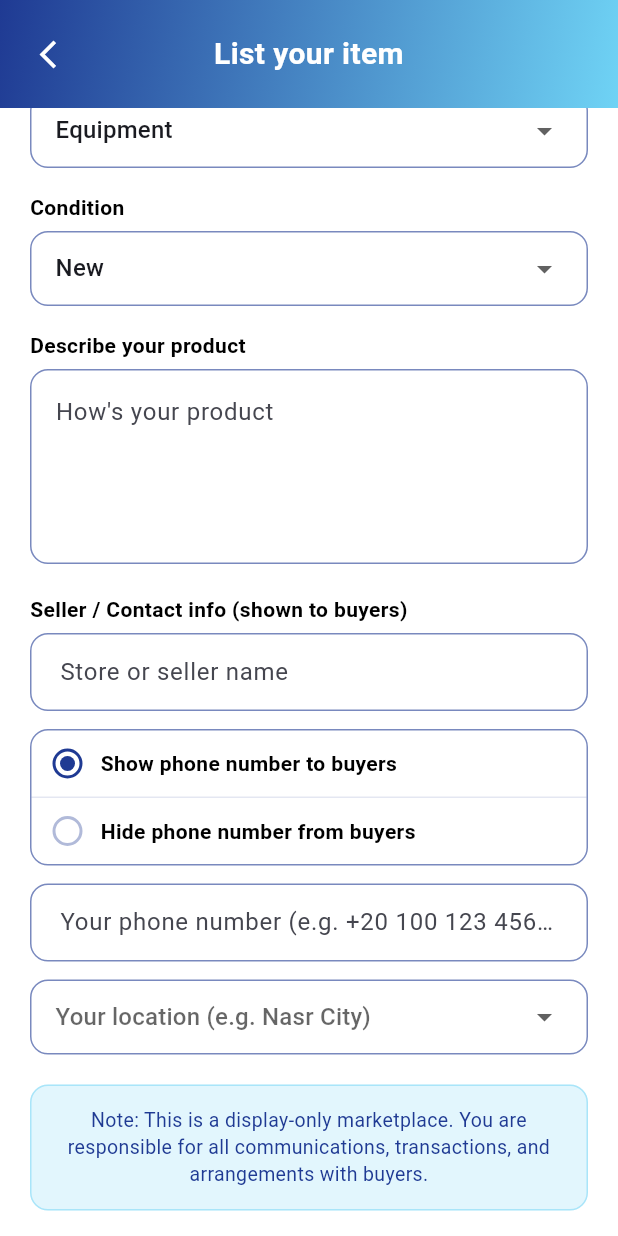
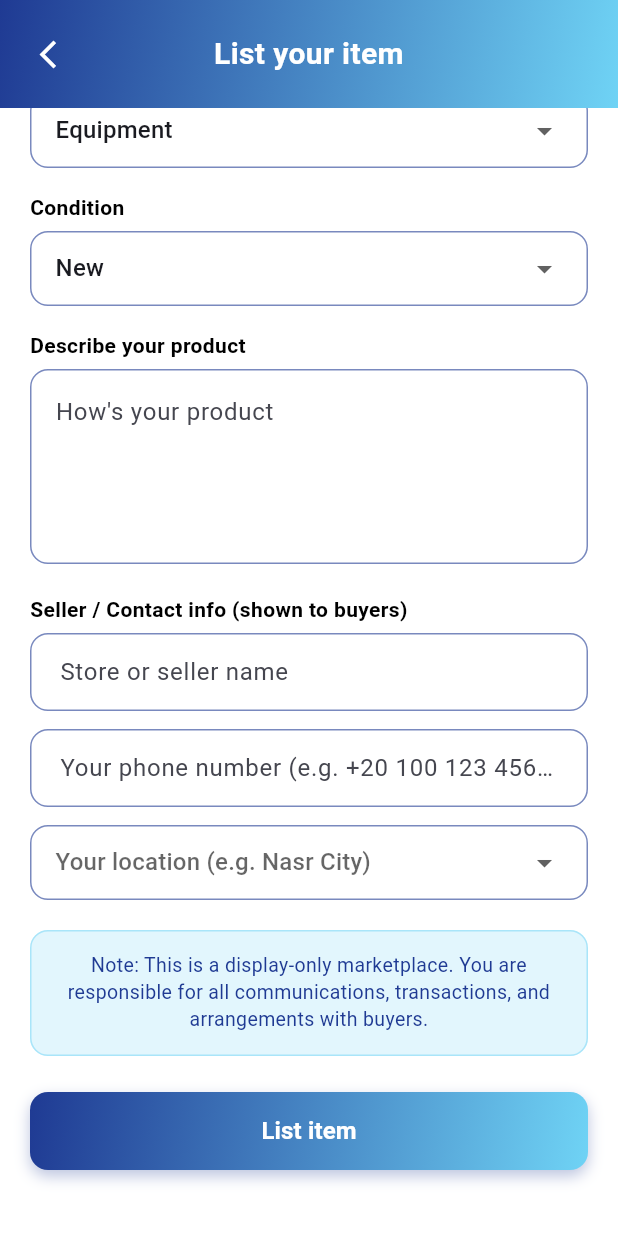
Before and after one commit to SalmaSwydan/maranny2, a Flutter app: the ListItemScreen screen opened directly with empty values, scrolled down 396 dp, on a phone screen of 412 x 824 dp. Run offline on Flutter 3.47's test engine with Material 3 defaults, Android fonts, the phone set to English and light mode, and no system bars; our stand-ins replace awesome_dialog, dio, file_picker, flutter_secure_storage, geolocator, image_picker and 1 more; accounts and stored records are empty.

Commit message:
Fix marketplace listing pickup and photo requirement

```diff
--- a/lib/features/marketplace/data/models/marketplace_models.dart
+++ b/lib/features/marketplace/data/models/marketplace_models.dart
@@ -16,6 +16,7 @@ class ProductModel {
   final String sellerPhone;
   final bool showPhoneNumber;
   final String location;
+  final String pickupLocation;
   final double rating;
   final int reviewsCount;
   final String createdAt;
@@ -34,6 +35,7 @@ class ProductModel {
     required this.sellerPhone,
     required this.showPhoneNumber,
     required this.location,
+    required this.pickupLocation,
     required this.rating,
     required this.reviewsCount,
     required this.createdAt,
@@ -114,8 +116,11 @@ class ProductModel {
       ),
       location:
           _firstNonEmptyString([
+            _asNullableString(json['listingLocation']),
+            _asNullableString(json['pickupLocation']),
+            _asNullableString(json['productLocation']),
+            _asNullableString(json['location']),
             _asNullableString(json['sellerLocation']),
-            _asNullableString(json['location']),
             _asNullableString(json['city']),
             _asNullableString(json['address']),
             _asNullableString(seller?['location']),
@@ -123,6 +128,13 @@ class ProductModel {
             _asNullableString(seller?['address']),
           ]) ??
           'Unknown',
+      pickupLocation:
+          _firstNonEmptyString([
+            _asNullableString(json['listingLocation']),
+            _asNullableString(json['pickupLocation']),
+            _asNullableString(json['productLocation']),
+          ]) ??
+          '',
       rating: _asDouble(
         json['rating'] ?? json['sellerRating'] ?? json['avgRating'],
       ),
@@ -233,6 +245,8 @@ class CreateProductRequest {
     'sellerPhone': showPhoneNumber ? sellerPhone : null,
     'phoneNumber': showPhoneNumber ? sellerPhone : null,
     'contactPhone': showPhoneNumber ? sellerPhone : null,
+    'listingLocation': location,
+    'pickupLocation': location,
     'location': location,
     'sellerLocation': location,
     'city': location,
--- a/lib/features/marketplace/data/repositories/marketplace_repository.dart
+++ b/lib/features/marketplace/data/repositories/marketplace_repository.dart
@@ -228,6 +228,8 @@ class MarketplaceRepository {
       'sellerPhone': request.showPhoneNumber ? request.sellerPhone : null,
       'phoneNumber': request.showPhoneNumber ? request.sellerPhone : null,
       'contactPhone': request.showPhoneNumber ? request.sellerPhone : null,
+      'listingLocation': request.location,
+      'pickupLocation': request.location,
       'location': request.location,
       'sellerLocation': request.location,
       'city': request.location,
--- a/lib/features/marketplace/presentation/screens/list_item_screen.dart
+++ b/lib/features/marketplace/presentation/screens/list_item_screen.dart
@@ -33,7 +33,6 @@ class _ListItemScreenState extends State<ListItemScreen> {
   String? _imagePath;
   String _category = 'Equipment';
   String _condition = 'New';
-  bool _showPhoneNumber = true;
   bool _isSubmitting = false;
 
   static const _categories = ['Equipment', 'Clothing', 'Accessories'];
@@ -93,11 +92,11 @@ class _ListItemScreenState extends State<ListItemScreen> {
       _showMessage('Please enter the seller or store name');
       return;
     }
-    if (_showPhoneNumber && sellerPhone.isEmpty) {
+    if (sellerPhone.isEmpty) {
       _showMessage('Please enter your contact number');
       return;
     }
-    if (_showPhoneNumber && !_isValidMarketplacePhone(sellerPhone)) {
+    if (!_isValidMarketplacePhone(sellerPhone)) {
       _showMessage('Please enter a valid Egyptian mobile number.');
       return;
     }
@@ -109,6 +108,10 @@ class _ListItemScreenState extends State<ListItemScreen> {
       _showMessage('Please choose a valid Cairo/Giza area');
       return;
     }
+    if (_imagePath == null || _imagePath!.isEmpty) {
+      _showMessage('Please attach a product photo');
+      return;
+    }
 
     final request = CreateProductRequest(
       title: title,
@@ -117,10 +120,8 @@ class _ListItemScreenState extends State<ListItemScreen> {
       condition: _condition,
       description: description,
       sellerName: sellerName,
-      sellerPhone: _showPhoneNumber
-          ? ProfileValidators.normalizeEgyptPhone(sellerPhone)
-          : '',
-      showPhoneNumber: _showPhoneNumber,
+      sellerPhone: ProfileValidators.normalizeEgyptPhone(sellerPhone),
+      showPhoneNumber: true,
       location: sellerLocation,
       imageFile: _imagePath != null && _imagePath!.isNotEmpty
           ? File(_imagePath!)
@@ -173,6 +174,7 @@ class _ListItemScreenState extends State<ListItemScreen> {
               sellerRating: 0,
               reviewers: 0,
               location: request.location,
+              pickupLocation: request.location,
               whatsapp: request.sellerPhone,
               showPhoneNumber: request.showPhoneNumber,
               description: request.description,
@@ -496,8 +498,6 @@ class _ListItemScreenState extends State<ListItemScreen> {
                       hint: 'Store or seller name',
                     ),
                     const SizedBox(height: 12),
-                    _buildPhoneVisibilityOptions(),
-                    const SizedBox(height: 12),
                     _buildTextField(
                       controller: _sellerPhoneController,
                       hint: 'Your phone number (e.g. +20 100 123 4567)',
@@ -619,38 +619,6 @@ class _ListItemScreenState extends State<ListItemScreen> {
     ),
   );
 
-  Widget _buildPhoneVisibilityOptions() {
-    return Container(
-      decoration: BoxDecoration(
-        color: Colors.white,
-        borderRadius: BorderRadius.circular(12),
-        border: Border.all(color: AppColors.primaryBlue.withValues(alpha: 0.6)),
-      ),
-      child: Column(
-        children: [
-          _PhoneVisibilityOption(
-            selected: _showPhoneNumber,
-            title: 'Show phone number to buyers',
-            onTap: _isSubmitting
-                ? null
-                : () => setState(() => _showPhoneNumber = true),
-          ),
-          Divider(
-            height: 1,
-            color: AppColors.primaryBlue.withValues(alpha: 0.12),
-          ),
-          _PhoneVisibilityOption(
-            selected: !_showPhoneNumber,
-            title: 'Hide phone number from buyers',
-            onTap: _isSubmitting
-                ? null
-                : () => setState(() => _showPhoneNumber = false),
-          ),
-        ],
-      ),
-    );
-  }
-
   Widget _buildLocationDropdown() {
     final areas = EgyptLocations.allAreas;
     final value = areas.contains(_sellerLocationController.text.trim())
@@ -686,67 +654,3 @@ class _ListItemScreenState extends State<ListItemScreen> {
     );
   }
 }
-
-class _PhoneVisibilityOption extends StatelessWidget {
-  final bool selected;
-  final String title;
-  final VoidCallback? onTap;
-
-  const _PhoneVisibilityOption({
-    required this.selected,
-    required this.title,
-    required this.onTap,
-  });
-
-  @override
-  Widget build(BuildContext context) {
-    return InkWell(
-      onTap: onTap,
-      borderRadius: BorderRadius.circular(12),
-      child: Padding(
-        padding: const EdgeInsets.symmetric(horizontal: 14, vertical: 12),
-        child: Row(
-          children: [
-            AnimatedContainer(
-              duration: const Duration(milliseconds: 160),
-              width: 20,
-              height: 20,
-              decoration: BoxDecoration(
-                shape: BoxShape.circle,
-                border: Border.all(
-                  color: selected
-                      ? AppColors.primaryBlue
-                      : AppColors.primaryBlue.withValues(alpha: 0.35),
-                  width: 2,
-                ),
-              ),
-              child: selected
-                  ? Center(
-                      child: Container(
-                        width: 10,
-                        height: 10,
-                        decoration: const BoxDecoration(
-                          color: AppColors.primaryBlue,
-                          shape: BoxShape.circle,
-                        ),
-                      ),
-                    )
-                  : null,
-            ),
-            const SizedBox(width: 12),
-            Expanded(
-              child: Text(
-                title,
-                style: const TextStyle(
-                  fontSize: 14,
-                  fontWeight: FontWeight.w600,
-                  color: AppColors.textPrimary,
-                ),
-              ),
-            ),
-          ],
-        ),
-      ),
-    );
-  }
-}
--- a/lib/features/marketplace/presentation/screens/product_details_screen.dart
+++ b/lib/features/marketplace/presentation/screens/product_details_screen.dart
@@ -142,7 +142,7 @@ class _ProductDetailsScreenState extends State<ProductDetailsScreen> {
       fallback: 'No description available yet.',
     );
     final displayLocation = _normalizeText(
-      product.location,
+      product.pickupLocation,
       fallback: 'Not specified',
     );
     final displayCondition = _normalizeText(
--- a/lib/features/marketplace/presentation/utils/marketplace_product.dart
+++ b/lib/features/marketplace/presentation/utils/marketplace_product.dart
@@ -11,6 +11,7 @@ class MarketplaceProduct {
   final double sellerRating;
   final int reviewers;
   final String location;
+  final String pickupLocation;
   final String whatsapp;
   final bool showPhoneNumber;
   final String description;
@@ -27,6 +28,7 @@ class MarketplaceProduct {
     required this.sellerRating,
     required this.reviewers,
     required this.location,
+    this.pickupLocation = '',
     required this.whatsapp,
     this.showPhoneNumber = true,
     required this.description,
@@ -45,6 +47,7 @@ class MarketplaceProduct {
       sellerRating: model.rating,
       reviewers: model.reviewsCount,
       location: model.location,
+      pickupLocation: model.pickupLocation,
       whatsapp: model.sellerPhone,
       showPhoneNumber: model.showPhoneNumber,
       description: model.description,
```
